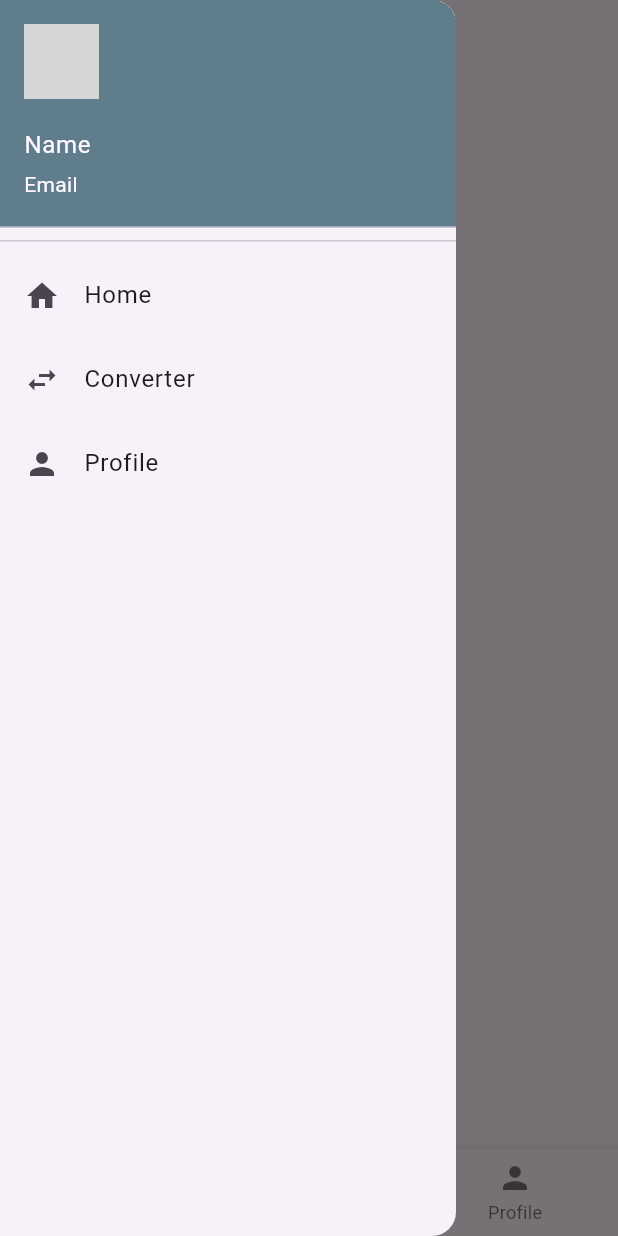
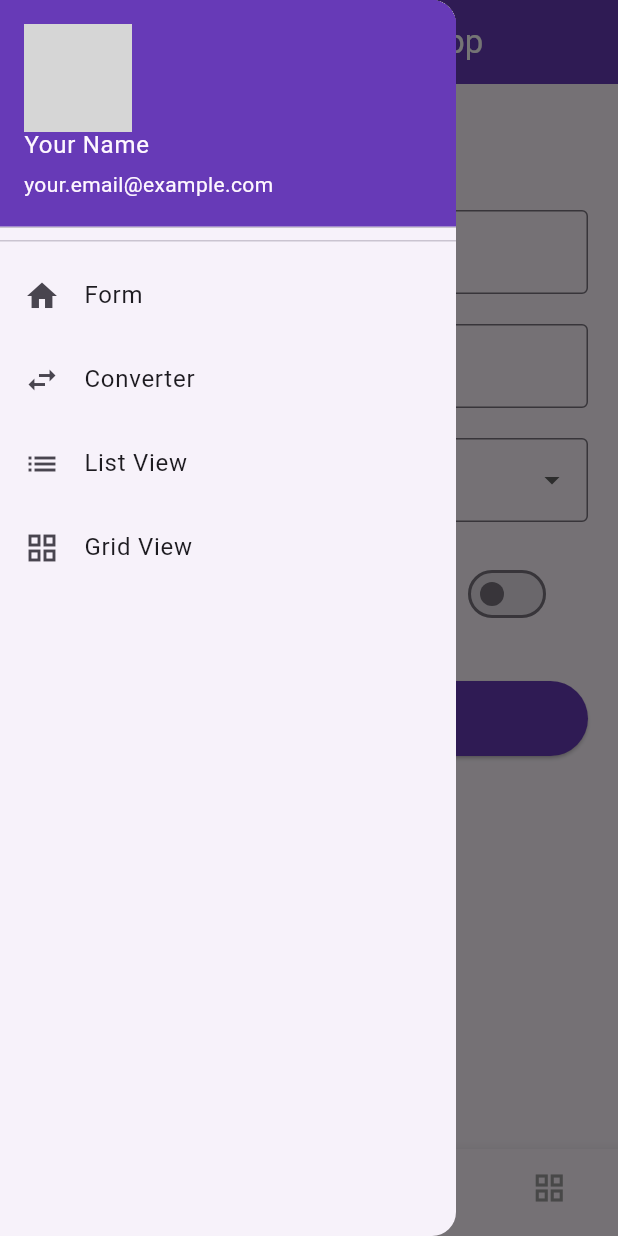
Before and after one commit to Saifaanam/Assignment_4, a Flutter app: the screen it shows after launch, with the side drawer open, on a phone screen of 412 x 824 dp. Run offline on Flutter 3.47's test engine with Material 3 defaults, Android fonts, the phone set to English and light mode, and no system bars; grey boxes are pictures that could not be loaded.

Commit message:
updated on 02/05/2025

```diff
--- /dev/null
+++ b/lib/form_page.dart
@@ -0,0 +1,113 @@
+import 'package:flutter/material.dart';
+
+class FormPage extends StatefulWidget {
+  const FormPage({super.key});
+
+  @override
+  State<FormPage> createState() => _FormPageState();
+}
+
+class _FormPageState extends State<FormPage> {
+  final _formKey = GlobalKey<FormState>();
+  final nameController = TextEditingController();
+  final emailController = TextEditingController();
+  String selectedCurrency = 'CAD';
+  bool isDarkMode = false;
+
+  final List<String> currencies = ['CAD', 'USD', 'EUR', 'GBP', 'BDT'];
+
+  void saveProfile() {
+    if (_formKey.currentState!.validate()) {
+      ScaffoldMessenger.of(context).showSnackBar(
+        SnackBar(
+          content: Text("Profile Saved:\nName: ${nameController.text}\nEmail: ${emailController.text}\nCurrency: $selectedCurrency"),
+        ),
+      );
+    }
+  }
+
+  @override
+  void dispose() {
+    nameController.dispose();
+    emailController.dispose();
+    super.dispose();
+  }
+
+  @override
+  Widget build(BuildContext context) {
+    return Padding(
+      padding: const EdgeInsets.all(20),
+      child: Form(
+        key: _formKey,
+        child: ListView(
+          children: [
+            const Text(
+              "User Profile",
+              style: TextStyle(fontSize: 24, fontWeight: FontWeight.bold),
+              textAlign: TextAlign.center,
+            ),
+            const SizedBox(height: 30),
+            TextFormField(
+              controller: nameController,
+              decoration: const InputDecoration(
+                labelText: "Name",
+                border: OutlineInputBorder(),
+              ),
+              validator: (value) =>
+                  value == null || value.isEmpty ? "Enter your name" : null,
+            ),
+            const SizedBox(height: 20),
+            TextFormField(
+              controller: emailController,
+              decoration: const InputDecoration(
+                labelText: "Email",
+                border: OutlineInputBorder(),
+              ),
+              keyboardType: TextInputType.emailAddress,
+              validator: (value) =>
+                  value == null || !value.contains("@") ? "Enter valid email" : null,
+            ),
+            const SizedBox(height: 20),
+            DropdownButtonFormField<String>(
+              value: selectedCurrency,
+              decoration: const InputDecoration(
+                labelText: "Preferred Currency",
+                border: OutlineInputBorder(),
+              ),
+              items: currencies
+                  .map((currency) =>
+                      DropdownMenuItem(value: currency, child: Text(currency)))
+                  .toList(),
+              onChanged: (value) {
+                setState(() {
+                  selectedCurrency = value!;
+                });
+              },
+            ),
+            const SizedBox(height: 20),
+            SwitchListTile(
+              title: const Text("Enable Dark Mode"),
+              value: isDarkMode,
+              onChanged: (value) {
+                setState(() {
+                  isDarkMode = value;
+                });
+              },
+            ),
+            const SizedBox(height: 30),
+            ElevatedButton.icon(
+              onPressed: saveProfile,
+              icon: const Icon(Icons.save),
+              label: const Text("Save Profile"),
+              style: ElevatedButton.styleFrom(
+                backgroundColor: Colors.deepPurple,
+                foregroundColor: Colors.white,
+                minimumSize: const Size(double.infinity, 50),
+              ),
+            )
+          ],
+        ),
+      ),
+    );
+  }
+}
--- a/lib/home_page.dart
+++ b/lib/home_page.dart
@@ -1,6 +1,8 @@
 import 'package:flutter/material.dart';
+import 'form_page.dart';
 import 'converter_page.dart';
-
+import 'listview_page.dart';
+import 'gridview_page.dart';
 
 class HomePage extends StatefulWidget {
   const HomePage({super.key});
@@ -12,39 +14,40 @@ class HomePage extends StatefulWidget {
 class _HomePageState extends State<HomePage> {
   int _selectedItem = 0;
 
-  final _widgetOptions = [
+  final List<Widget> _widgetOptions = [
     FormPage(),
     ConverterPage(),
     ListviewPage(),
+    GridviewPage(),
   ];
 
-  mySnackBar(msg, context) {
-    return ScaffoldMessenger.of(context).showSnackBar(
+  void mySnackBar(String msg, BuildContext context) {
+    ScaffoldMessenger.of(context).showSnackBar(
       SnackBar(content: Text(msg)),
     );
   }
 
-  myAlertDialog(context) {
-    return showDialog(
+  void myAlertDialog(BuildContext context) {
+    showDialog(
       context: context,
       builder: (BuildContext context) {
         return AlertDialog(
-          title: Text("Hello!!!"),
-          content: Text("Do you want to delete?"),
+          title: const Text("Hello!!!"),
+          content: const Text("Do you want to delete?"),
           actions: [
             TextButton(
               onPressed: () {
                 mySnackBar("Successful!!", context);
                 Navigator.of(context).pop();
               },
-              child: Text("Yes"),
+              child: const Text("Yes"),
             ),
             TextButton(
               onPressed: () {
                 Navigator.of(context).pop();
               },
-              child: Text("No"),
-            )
+              child: const Text("No"),
+            ),
           ],
         );
       },
@@ -57,54 +60,78 @@ class _HomePageState extends State<HomePage> {
       drawer: Drawer(
         child: ListView(
           children: [
-            DrawerHeader(
-              padding: EdgeInsets.zero,
+            const DrawerHeader(
+              padding: EdgeInsets.all(0),
               child: UserAccountsDrawerHeader(
-                decoration: BoxDecoration(color: Colors.blueGrey),
-                accountName: Text("Name"),
-                accountEmail: Text("Email"),
-                currentAccountPicture: Image.asset("assets/images/flutter.png"),
-                currentAccountPictureSize: Size.square(50),
+                decoration: BoxDecoration(color: Colors.deepPurple),
+                accountName: Text("Your Name"),
+                accountEmail: Text("your.email@example.com"),
+                currentAccountPicture: CircleAvatar(
+                  backgroundImage: AssetImage("assets/images/flutter.png"),
+                ),
               ),
             ),
             ListTile(
-              leading: Icon(Icons.home),
-              title: Text("Home"),
+              leading: const Icon(Icons.home),
+              title: const Text("Form"),
               onTap: () {
-                Navigator.pop(context); // Just close the drawer
+                setState(() {
+                  _selectedItem = 0;
+                });
+                Navigator.of(context).pop();
               },
             ),
             ListTile(
-              leading: Icon(Icons.swap_horiz),
-              title: Text("Converter"),
+              leading: const Icon(Icons.swap_horiz),
+              title: const Text("Converter"),
               onTap: () {
                 setState(() {
                   _selectedItem = 1;
                 });
-                Navigator.pop(context);
+                Navigator.of(context).pop();
               },
             ),
             ListTile(
-              leading: Icon(Icons.person),
-              title: Text("Profile"),
+              leading: const Icon(Icons.list),
+              title: const Text("List View"),
               onTap: () {
                 setState(() {
                   _selectedItem = 2;
                 });
-                Navigator.pop(context);
+                Navigator.of(context).pop();
+              },
+            ),
+            ListTile(
+              leading: const Icon(Icons.grid_view),
+              title: const Text("Grid View"),
+              onTap: () {
+                setState(() {
+                  _selectedItem = 3;
+                });
+                Navigator.of(context).pop();
               },
             ),
           ],
         ),
       ),
+      appBar: AppBar(
+        title: const Text(
+          "Currency Converter App",
+          style: TextStyle(color: Colors.white),
+        ),
+        centerTitle: true,
+        backgroundColor: Colors.deepPurple,
+      ),
       body: _widgetOptions[_selectedItem],
       bottomNavigationBar: BottomNavigationBar(
-        selectedItemColor: Colors.blueGrey,
+        selectedItemColor: Colors.deepPurple,
+        unselectedItemColor: Colors.grey,
         currentIndex: _selectedItem,
         items: const [
-          BottomNavigationBarItem(icon: Icon(Icons.home), label: "Home"),
-          BottomNavigationBarItem(icon: Icon(Icons.message), label: "Converter"),
-          BottomNavigationBarItem(icon: Icon(Icons.person), label: "Profile"),
+          BottomNavigationBarItem(icon: Icon(Icons.home), label: "Form"),
+          BottomNavigationBarItem(icon: Icon(Icons.swap_horiz), label: "Converter"),
+          BottomNavigationBarItem(icon: Icon(Icons.list), label: "List"),
+          BottomNavigationBarItem(icon: Icon(Icons.grid_view), label: "Grid"),
         ],
         onTap: (int index) {
           setState(() {
@@ -115,20 +142,3 @@ class _HomePageState extends State<HomePage> {
     );
   }
 }
-class FormPage extends StatelessWidget {
-  const FormPage({super.key});
-
-  @override
-  Widget build(BuildContext context) {
-    return Center(child: Text("Form Page"));
-  }
-}
-
-class ListviewPage extends StatelessWidget {
-  const ListviewPage({super.key});
-
-  @override
-  Widget build(BuildContext context) {
-    return Center(child: Text("ListView Page"));
-  }
-}
```
Also changed, not shown: lib/gridview_page.dart (added, +95 -0 lines), lib/listview_page.dart (added, +40 -0 lines), pubspec.yaml (+8 -69 lines), assets/images/Australia.png (added), assets/images/Bangladesh.png (added), assets/images/Canada.png (added), assets/images/Japan.png (added), assets/images/UK.png (added), assets/images/USA.png (added).
